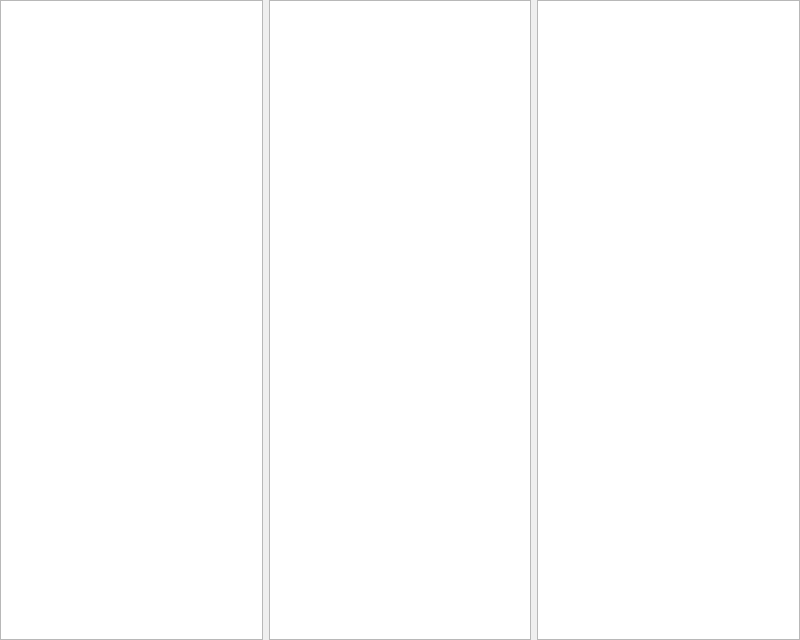
Old version of the form src/qt/forms/mempooldetail.ui in the repository bitcoincore-dev/bitcoin.
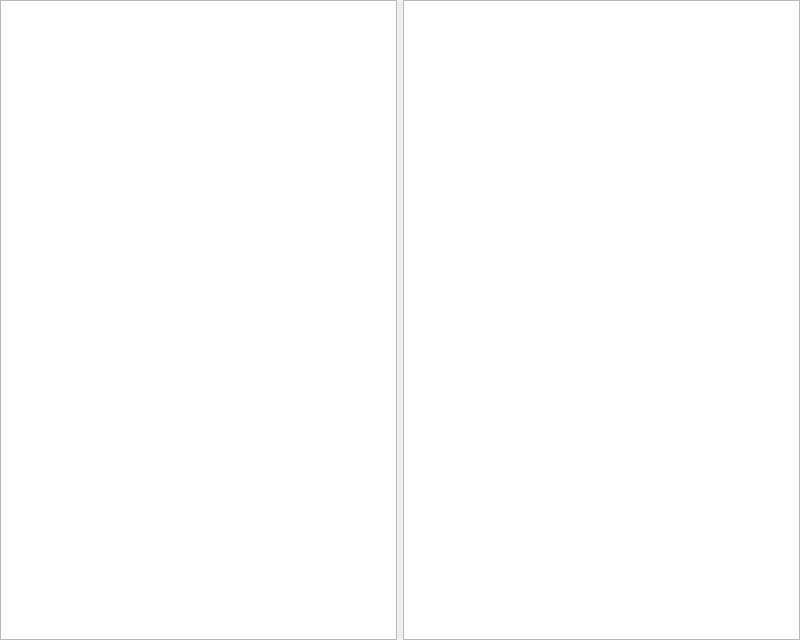
New version of the form.

Commit message: src/qt/forms/mempooldetail.ui:remove duplicate mempoolFeeTable

Patch:
```diff
--- a/src/qt/forms/mempooldetail.ui
+++ b/src/qt/forms/mempooldetail.ui
@@ -49,16 +49,6 @@
      </property>
     </widget>
    </item>
-   <item>
-    <widget class="QTableView" name="mempoolFeeTable">
-     <property name="horizontalScrollBarPolicy">
-      <enum>Qt::ScrollBarAlwaysOff</enum>
-     </property>
-     <property name="sortingEnabled">
-      <bool>true</bool>
-     </property>
-    </widget>
-   </item>
   </layout>
  </widget>
  <resources/>
```
